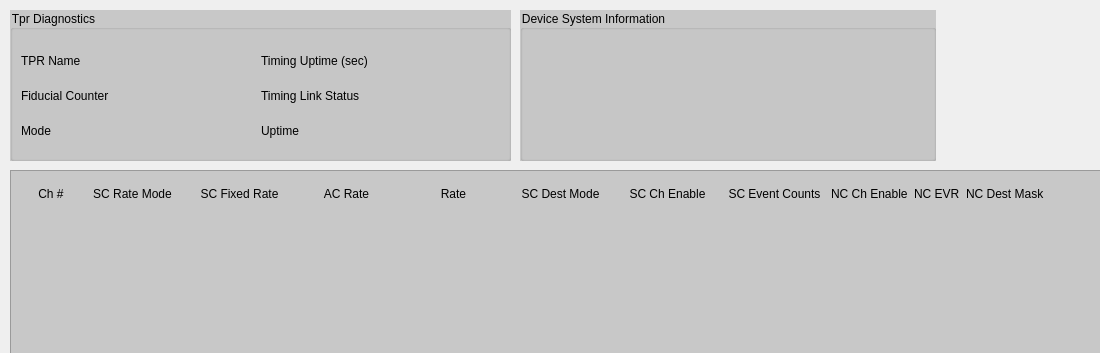
First picture: the form in bcmApp/ui/tprDiagExpNew.ui, repository slaclab/BunchChargeMonitor, before the edit; both pictures show x 0 to 1100 and y 0 to 353 of the 1100 by 729 pixel window.
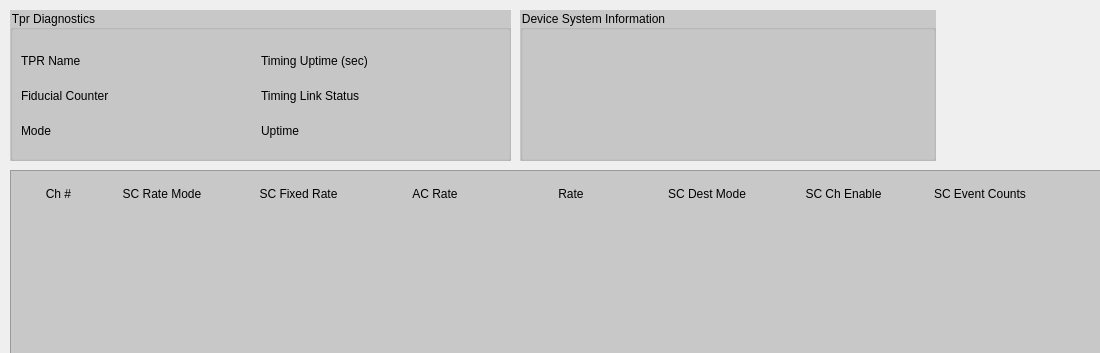
Second picture: the form after the edit. Custom widgets are drawn as their Qt base class.

Commit message: Corrected column misalignment

```diff
--- a/bcmApp/ui/tprDiagExpNew.ui
+++ b/bcmApp/ui/tprDiagExpNew.ui
@@ -703,7 +703,7 @@
       <height>27</height>
      </rect>
     </property>
-    <layout class="QHBoxLayout" name="Column_headers" stretch="1,2,2,2,2,2,2,2,0,0,0">
+    <layout class="QHBoxLayout" name="Column_headers" stretch="1,2,2,2,2,2,2,2">
      <property name="leftMargin">
       <number>6</number>
      </property>
@@ -844,27 +844,6 @@
        </property>
       </widget>
      </item>
-     <item>
-      <widget class="QLabel" name="NC_Ch_Enable">
-       <property name="text">
-        <string>NC Ch Enable</string>
-       </property>
-      </widget>
-     </item>
-     <item>
-      <widget class="QLabel" name="NC_Evr">
-       <property name="text">
-        <string>NC EVR</string>
-       </property>
-      </widget>
-     </item>
-     <item>
-      <widget class="QLabel" name="NC_Dest_Mask">
-       <property name="text">
-        <string>NC Dest Mask</string>
-       </property>
-      </widget>
-     </item>
     </layout>
    </widget>
   </widget>
```
The commit also changes 2 other files.
